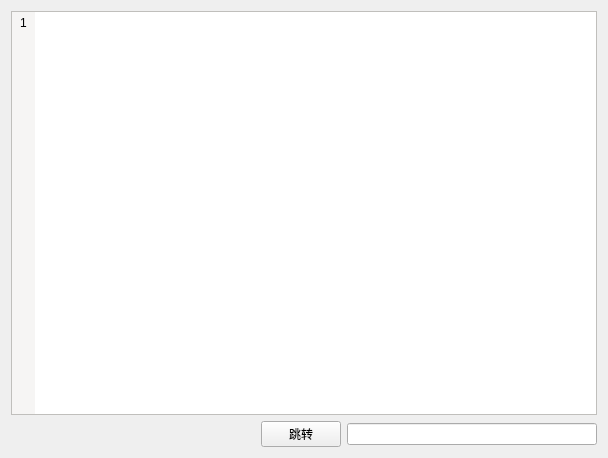
First picture: the form in CEditor/tab.ui, repository XiaoZheng2003/BIT-QT-IDE, before the edit.
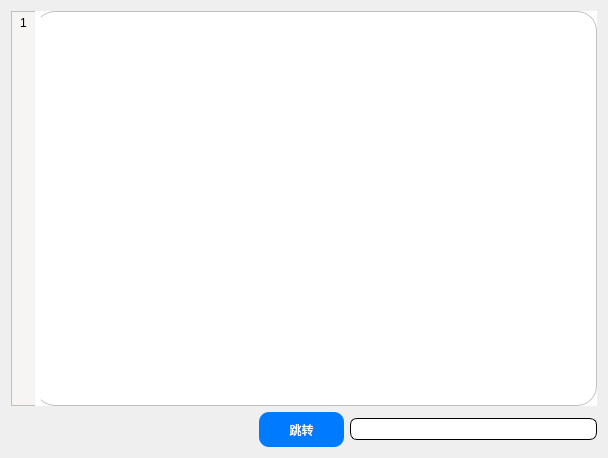
Second picture: the form after the edit. Custom widgets are drawn as their Qt base class.

The edit to the form file:
```diff
--- a/CEditor/tab.ui
+++ b/CEditor/tab.ui
@@ -100,7 +100,9 @@
          </property>
          <property name="styleSheet">
           <string notr="true">border:1px solid rgb(192, 191, 188);
-border-left:none;</string>
+border-left:none;
+background-color: rgb(255, 255, 255);
+border-radius:20px;</string>
          </property>
          <property name="frameShape">
           <enum>QFrame::NoFrame</enum>
@@ -129,13 +131,44 @@
        </item>
        <item>
         <widget class="QPushButton" name="jumpto">
+         <property name="styleSheet">
+          <string notr="true">QPushButton {
+               background-color:#007BFF;
+               color: white;
+               padding: 5px;
+               border: none;
+               border-radius: 10px;  
+               height:25px;
+               width:75px;
+	           font: 9pt &quot;黑体&quot;;
+
+ }
+
+
+QPushButton:hover {
+              background-color:  #9cd3fa;
+}</string>
+         </property>
          <property name="text">
           <string>跳转</string>
          </property>
         </widget>
        </item>
        <item>
-        <widget class="QLineEdit" name="lineEdit"/>
+        <widget class="QLineEdit" name="lineEdit">
+         <property name="styleSheet">
+          <string notr="true">QLineEdit{
+	border:1px solid black;
+	border-radius:7px;
+	padding:2px 4px;
+	font: 10pt &quot;Candara&quot;;
+ }
+
+QLineEdit:hover {
+	border:1px groove grey;
+}</string>
+         </property>
+        </widget>
        </item>
       </layout>
      </item>
```
